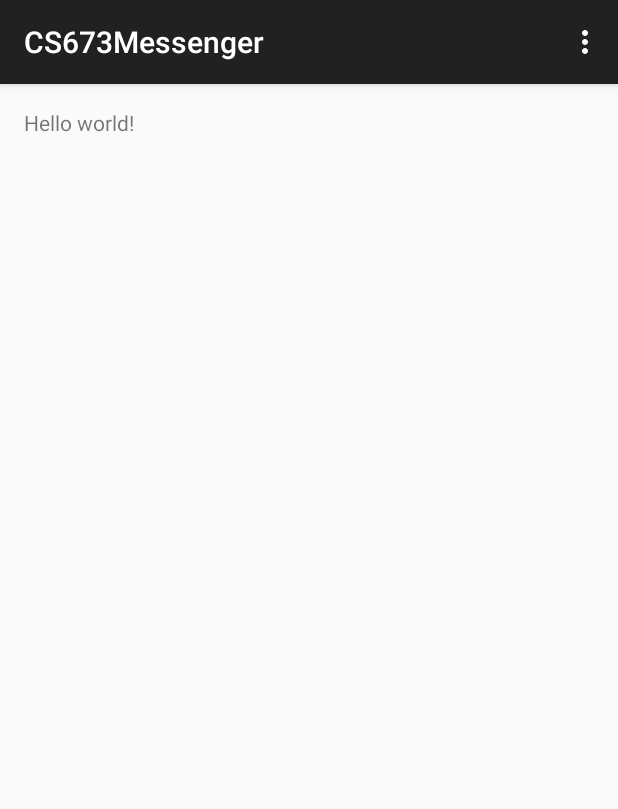
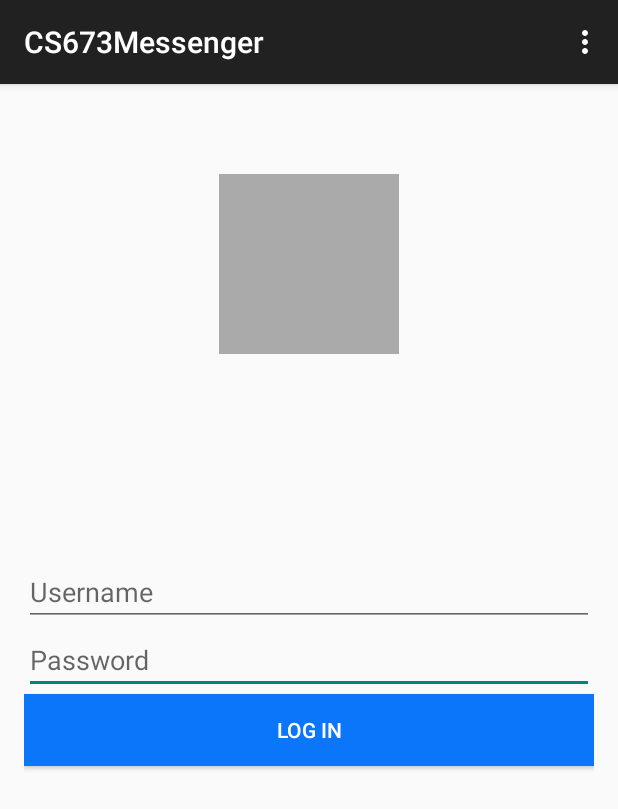
Before and after one commit to JackQinCh/CS673Messenger, an Android app: the screen it shows after launch (MainActivity before the commit, LoginActivity after it), on a phone screen of 412 x 824 dp. Shown: the top 809 px of the screen. Run offline under Robolectric (Android 15) with nearby library versions, the phone set to English and light mode, and no system bars.

Commit message:
Jack added login interface.

```diff
--- a/app/src/main/java/edu/njit/fall15/team1/cs673messenger/MainActivity.java
+++ /dev/null
@@ -1,37 +0,0 @@
-package edu.njit.fall15.team1.cs673messenger;
-
-import android.support.v7.app.AppCompatActivity;
-import android.os.Bundle;
-import android.view.Menu;
-import android.view.MenuItem;
-
-public class MainActivity extends AppCompatActivity {
-
-    @Override
-    protected void onCreate(Bundle savedInstanceState) {
-        super.onCreate(savedInstanceState);
-        setContentView(R.layout.activity_main);
-    }
-
-    @Override
-    public boolean onCreateOptionsMenu(Menu menu) {
-        // Inflate the menu; this adds items to the action bar if it is present.
-        getMenuInflater().inflate(R.menu.menu_main, menu);
-        return true;
-    }
-
-    @Override
-    public boolean onOptionsItemSelected(MenuItem item) {
-        // Handle action bar item clicks here. The action bar will
-        // automatically handle clicks on the Home/Up button, so long
-        // as you specify a parent activity in AndroidManifest.xml.
-        int id = item.getItemId();
-
-        //noinspection SimplifiableIfStatement
-        if (id == R.id.action_settings) {
-            return true;
-        }
-
-        return super.onOptionsItemSelected(item);
-    }
-}
--- a/app/src/main/java/edu/njit/fall15/team1/cs673messenger/HashGen.java
+++ b/app/src/main/java/edu/njit/fall15/team1/cs673messenger/XMPP/HashGen.java
@@ -1,4 +1,4 @@
-package edu.njit.fall15.team1.cs673messenger;
+package edu.njit.fall15.team1.cs673messenger.XMPP;
 
 import android.app.Application;
 import android.content.pm.PackageInfo;
@@ -10,6 +10,8 @@ import android.util.Log;
 import java.security.MessageDigest;
 import java.security.NoSuchAlgorithmException;
 
+import edu.njit.fall15.team1.cs673messenger.XMPP.XMPP;
+
 /**
  * Created by Akhmetov on 9/21/2015.
  */
@@ -19,7 +21,7 @@ public class HashGen extends Application {
         super.onCreate();
         PrintHashKey();
         Log.d("DENIS", "START");
-        XMPP test = new XMPP("chat.facebook.com","!!!TypeUsernameHere!!!","TypePasswordHere!!!");
+        XMPP test = new XMPP("chat.facebook.com","FBUsername","FBPassword");
         test.XMPPconnect();
 
 
--- a/app/src/main/java/edu/njit/fall15/team1/cs673messenger/MTMDecision.java
+++ b/app/src/main/java/edu/njit/fall15/team1/cs673messenger/XMPP/MTMDecision.java
@@ -22,7 +22,7 @@
  * THE SOFTWARE.
  */
 //package de.duenndns.ssl;
-package edu.njit.fall15.team1.cs673messenger;
+package edu.njit.fall15.team1.cs673messenger.XMPP;
 
 class MTMDecision {
 	public final static int DECISION_INVALID	= 0;
--- a/app/src/main/java/edu/njit/fall15/team1/cs673messenger/MemorizingActivity.java
+++ b/app/src/main/java/edu/njit/fall15/team1/cs673messenger/XMPP/MemorizingActivity.java
@@ -22,7 +22,7 @@
  * THE SOFTWARE.
  */
 //package de.duenndns.ssl;
-package edu.njit.fall15.team1.cs673messenger;
+package edu.njit.fall15.team1.cs673messenger.XMPP;
 
 import java.util.logging.Level;
 import java.util.logging.Logger;
@@ -33,6 +33,8 @@ import android.content.DialogInterface;
 import android.content.DialogInterface.*;
 import android.content.Intent;
 import android.os.Bundle;
+
+import edu.njit.fall15.team1.cs673messenger.R;
 
 public class MemorizingActivity extends Activity
 		implements OnClickListener,OnCancelListener {
--- a/app/src/main/java/edu/njit/fall15/team1/cs673messenger/MemorizingTrustManager.java
+++ b/app/src/main/java/edu/njit/fall15/team1/cs673messenger/XMPP/MemorizingTrustManager.java
@@ -25,7 +25,7 @@
  * THE SOFTWARE.
  */
 //package de.duenndns.ssl;
-package edu.njit.fall15.team1.cs673messenger;
+package edu.njit.fall15.team1.cs673messenger.XMPP;
 
 import android.app.Activity;
 import android.app.Application;
@@ -61,6 +61,8 @@ import javax.net.ssl.SSLSession;
 import javax.net.ssl.TrustManager;
 import javax.net.ssl.TrustManagerFactory;
 import javax.net.ssl.X509TrustManager;
+
+import edu.njit.fall15.team1.cs673messenger.R;
 
 /**
  * A X509 trust manager implementation which asks the user about invalid
--- a/app/src/main/java/edu/njit/fall15/team1/cs673messenger/XMPP.java
+++ b/app/src/main/java/edu/njit/fall15/team1/cs673messenger/XMPP/XMPP.java
@@ -1,4 +1,4 @@
-package edu.njit.fall15.team1.cs673messenger;
+package edu.njit.fall15.team1.cs673messenger.XMPP;
 
 import android.os.AsyncTask;
 import android.os.Build;
--- a/app/src/main/res/layout/activity_main.xml
+++ /dev/null
@@ -1,11 +0,0 @@
-<RelativeLayout xmlns:android="http://schemas.android.com/apk/res/android"
-    xmlns:tools="http://schemas.android.com/tools" android:layout_width="match_parent"
-    android:layout_height="match_parent" android:paddingLeft="@dimen/activity_horizontal_margin"
-    android:paddingRight="@dimen/activity_horizontal_margin"
-    android:paddingTop="@dimen/activity_vertical_margin"
-    android:paddingBottom="@dimen/activity_vertical_margin" tools:context=".MainActivity">
-
-    <TextView android:text="@string/hello_world" android:layout_width="wrap_content"
-        android:layout_height="wrap_content" />
-
-</RelativeLayout>
--- /dev/null
+++ b/app/src/main/res/layout/login_interface.xml
@@ -0,0 +1,58 @@
+<RelativeLayout xmlns:android="http://schemas.android.com/apk/res/android"
+    xmlns:tools="http://schemas.android.com/tools"
+    android:layout_width="match_parent"
+    android:layout_height="match_parent"
+    android:paddingLeft="@dimen/activity_horizontal_margin"
+    android:paddingRight="@dimen/activity_horizontal_margin"
+    android:paddingTop="@dimen/activity_vertical_margin"
+    android:paddingBottom="@dimen/activity_vertical_margin"
+    tools:context=".LoginActivity">
+
+    <EditText
+        android:layout_width="fill_parent"
+        android:layout_height="wrap_content"
+        android:inputType="textPassword"
+        android:ems="10"
+        android:id="@+id/fbPassword"
+        android:layout_centerVertical="true"
+        android:layout_centerHorizontal="true"
+        android:autoText="true"
+        android:contextClickable="false"
+        android:hint="Password" />
+
+    <EditText
+        android:layout_width="wrap_content"
+        android:layout_height="wrap_content"
+        android:inputType="textPersonName"
+        android:ems="10"
+        android:id="@+id/fbUsername"
+        android:layout_above="@+id/fbPassword"
+        android:layout_alignStart="@+id/fbPassword"
+        android:layout_alignEnd="@+id/fbPassword"
+        android:hint="Username" />
+
+    <Button
+        android:layout_width="wrap_content"
+        android:layout_height="wrap_content"
+        android:text="Log in"
+        android:id="@+id/loginButton"
+        android:layout_below="@+id/fbPassword"
+        android:layout_alignEnd="@+id/fbPassword"
+        android:layout_alignStart="@+id/fbPassword"
+        android:background="#0b76f9"
+        android:textColor="@android:color/white"
+        android:clickable="true"
+        android:onClick="login" />
+
+    <ImageView
+        android:layout_width="wrap_content"
+        android:layout_height="wrap_content"
+        android:id="@+id/imageView"
+        android:layout_alignParentTop="true"
+        android:layout_centerHorizontal="true"
+        android:layout_marginTop="44dp"
+        android:minHeight="120dp"
+        android:minWidth="120dp"
+        android:background="@android:color/darker_gray" />
+
+</RelativeLayout>
```
Also changed, not shown: app/src/main/AndroidManifest.xml (+21 -9 lines), app/src/main/java/edu/njit/fall15/team1/cs673messenger/controllers/ChattingList.java (added, +16 -0 lines), app/src/main/java/edu/njit/fall15/team1/cs673messenger/controllers/LoginActivity.java (added, +62 -0 lines), app/src/main/java/edu/njit/fall15/team1/cs673messenger/controllers/MainActivity.java (added, +14 -0 lines), app/src/main/res/layout/main_interface.xml (added, +11 -0 lines), app/src/main/res/values/styles.xml (line endings or trailing spaces).
